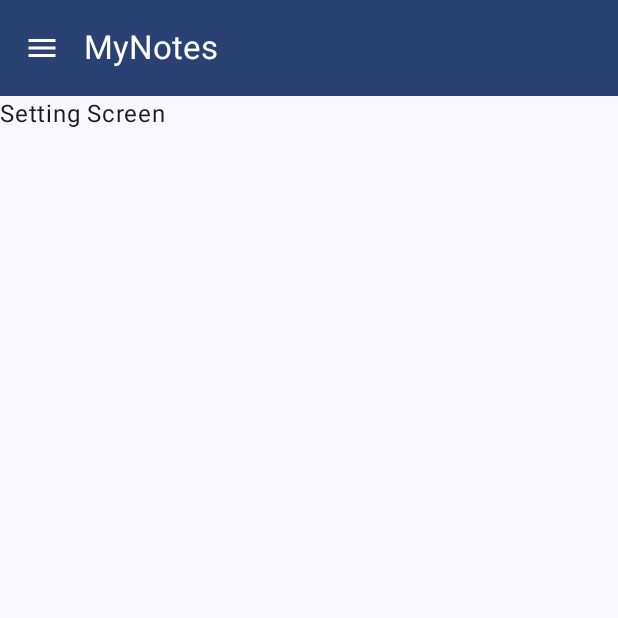
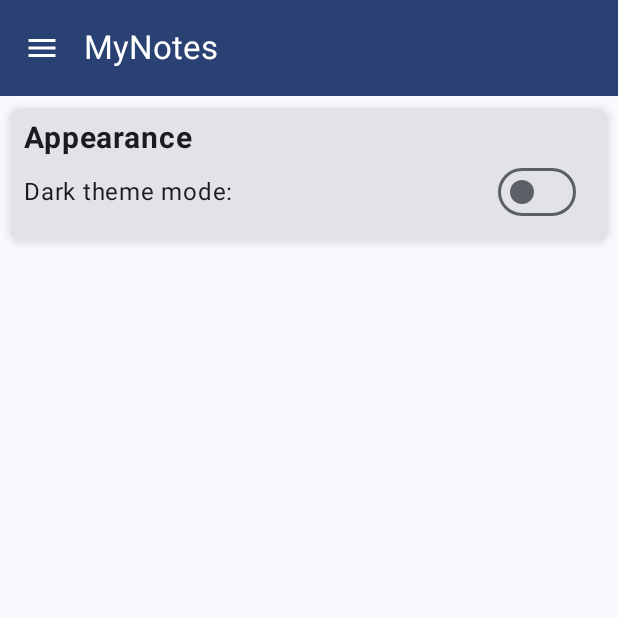
Before and after one commit to OverLordN7/MyNotes, an Android app built with Jetpack Compose: the SettingsScreen screen opened through its navigation route, on a phone screen of 412 x 824 dp, the top half of it. Run offline under Robolectric (Android 15) with nearby library versions, the phone set to English and light mode, and no system bars; our stand-ins replace Room's generated code.

Commit message:
Phase 10.1
*Added switch at runtime between Light and Dark mode
* Added shared preferences

```diff
--- a/app/src/main/java/com/overlord/mynotes/MainActivity.kt
+++ b/app/src/main/java/com/overlord/mynotes/MainActivity.kt
@@ -12,10 +12,7 @@ class MainActivity : ComponentActivity() {
     override fun onCreate(savedInstanceState: Bundle?) {
         super.onCreate(savedInstanceState)
         setContent {
-            MyNotesTheme {
-                // A surface container using the 'background' color from the theme
-               MyNotesApp()
-            }
+            MyNotesApp()
         }
     }
 }
--- a/app/src/main/java/com/overlord/mynotes/ui/MyNotesApp.kt
+++ b/app/src/main/java/com/overlord/mynotes/ui/MyNotesApp.kt
@@ -1,6 +1,8 @@
 package com.overlord.mynotes.ui
 
 import androidx.compose.runtime.Composable
+import androidx.compose.runtime.collectAsState
+import androidx.compose.runtime.getValue
 import androidx.lifecycle.viewmodel.compose.viewModel
 import androidx.navigation.compose.NavHost
 import androidx.navigation.compose.composable
@@ -10,6 +12,7 @@ import com.overlord.mynotes.ui.screens.DetailedNoteScreen
 import com.overlord.mynotes.ui.screens.NoteListScreen
 import com.overlord.mynotes.ui.screens.NoteViewModel
 import com.overlord.mynotes.ui.screens.SettingsScreen
+import com.overlord.mynotes.ui.theme.MyNotesTheme
 
 @Composable
 fun MyNotesApp(){
@@ -18,6 +21,10 @@ fun MyNotesApp(){
 
     val noteViewModel: NoteViewModel = viewModel(factory = NoteViewModel.Factory)
 
+    //Dark theme attribute
+    val isDarkTheme by noteViewModel.isDarkThemeEnabled.collectAsState()
+
+    MyNotesTheme(darkTheme = isDarkTheme) {
         NavHost(navController = navController, startDestination = Screen.NotesScreen.route ){
             //Navigate to NotesScreen screen
             composable(route = Screen.NotesScreen.route){
@@ -43,5 +50,5 @@ fun MyNotesApp(){
                 )
             }
         }
-
     }
+}
--- a/app/src/main/java/com/overlord/mynotes/ui/screens/NoteViewModel.kt
+++ b/app/src/main/java/com/overlord/mynotes/ui/screens/NoteViewModel.kt
@@ -2,6 +2,7 @@ package com.overlord.mynotes.ui.screens
 
 import android.content.Context
 import android.content.Intent
+import androidx.compose.foundation.isSystemInDarkTheme
 import androidx.compose.runtime.getValue
 import androidx.compose.runtime.mutableStateOf
 import androidx.compose.runtime.setValue
@@ -15,6 +16,8 @@ import com.overlord.mynotes.MyNotesApplication
 import com.overlord.mynotes.data.NoteRepository
 import com.overlord.mynotes.model.Note
 import kotlinx.coroutines.Dispatchers
+import kotlinx.coroutines.flow.MutableStateFlow
+import kotlinx.coroutines.flow.StateFlow
 import kotlinx.coroutines.launch
 import kotlinx.coroutines.withContext
 
@@ -25,13 +28,34 @@ sealed interface NotesUIState{
     data class Error(var errorMessage: Exception): NotesUIState
     object Loading: NotesUIState
 }
-class NoteViewModel(private val noteRepository: NoteRepository): ViewModel() {
+class NoteViewModel(
+    private val noteRepository: NoteRepository,
+    application: MyNotesApplication,
+): ViewModel() {
 
     var notesUIState: NotesUIState by mutableStateOf(NotesUIState.Loading)
     var currentNote: Note by mutableStateOf(Note(title = "Generated Title", description = ""))
     var isNewNote: Boolean by mutableStateOf(false)
 
+    //Attributes of sharedPreferences
+    private val sharedPrefFileName = "my_pref_file_name"
+    private val themeKey = "theme_key"
+    private val sharedPreferences = application.getSharedPreferences(sharedPrefFileName, Context.MODE_PRIVATE)
+
+    private val _isDarkThemeEnabled = MutableStateFlow(isDarkThemeEnabled())
+    val isDarkThemeEnabled: StateFlow<Boolean> = _isDarkThemeEnabled
+
+
     init { getNotes() }
+
+    private fun isDarkThemeEnabled(): Boolean{
+        return sharedPreferences.getBoolean(themeKey,false)
+    }
+
+    fun setDarkThemeEnabled(isEnabled: Boolean){
+        _isDarkThemeEnabled.value = isEnabled
+        sharedPreferences.edit().putBoolean(themeKey,isEnabled).apply()
+    }
 
     private suspend fun getAllNotes(): List<Note>{
         return withContext(Dispatchers.IO){
@@ -94,7 +118,10 @@ class NoteViewModel(private val noteRepository: NoteRepository): ViewModel() {
             initializer {
                 val application = (this[APPLICATION_KEY] as MyNotesApplication)
                 val noteRepository = application.container.noteRepository
-                NoteViewModel(noteRepository)
+                NoteViewModel(
+                    noteRepository = noteRepository,
+                    application = application
+                )
             }
         }
     }
--- a/app/src/main/java/com/overlord/mynotes/ui/screens/Settings.kt
+++ b/app/src/main/java/com/overlord/mynotes/ui/screens/Settings.kt
@@ -1,21 +1,35 @@
 package com.overlord.mynotes.ui.screens
 
+import androidx.compose.foundation.layout.Arrangement
+import androidx.compose.foundation.layout.Column
+import androidx.compose.foundation.layout.Row
+import androidx.compose.foundation.layout.Spacer
 import androidx.compose.foundation.layout.fillMaxSize
+import androidx.compose.foundation.layout.fillMaxWidth
 import androidx.compose.foundation.layout.padding
+import androidx.compose.foundation.shape.RoundedCornerShape
+import androidx.compose.material3.Card
+import androidx.compose.material3.CardDefaults
 import androidx.compose.material3.DrawerValue
 import androidx.compose.material3.MaterialTheme
 import androidx.compose.material3.ModalNavigationDrawer
 import androidx.compose.material3.Scaffold
 import androidx.compose.material3.Surface
+import androidx.compose.material3.Switch
 import androidx.compose.material3.Text
 import androidx.compose.material3.rememberDrawerState
 import androidx.compose.runtime.Composable
+import androidx.compose.runtime.collectAsState
 import androidx.compose.runtime.getValue
 import androidx.compose.runtime.mutableIntStateOf
 import androidx.compose.runtime.rememberCoroutineScope
 import androidx.compose.runtime.saveable.rememberSaveable
 import androidx.compose.runtime.setValue
+import androidx.compose.ui.Alignment
 import androidx.compose.ui.Modifier
+import androidx.compose.ui.text.font.FontWeight
+import androidx.compose.ui.unit.dp
+import androidx.compose.ui.unit.sp
 import androidx.navigation.NavController
 import com.overlord.mynotes.ui.menu.MainAppBar
 import com.overlord.mynotes.ui.menu.NoteModalDrawerSheet
@@ -32,6 +46,10 @@ fun SettingsScreen(
     val drawerState = rememberDrawerState(initialValue = DrawerValue.Closed)
     val scope = rememberCoroutineScope()
     var selectedItemIndex by rememberSaveable { mutableIntStateOf(0) }
+
+    //Settings attributes
+    val isDarkTheme by noteViewModel.isDarkThemeEnabled.collectAsState()
+    val toogleTheme: (Boolean) -> Unit = { noteViewModel.setDarkThemeEnabled(it)}
 
     ModalNavigationDrawer(
         drawerContent = {
@@ -51,8 +69,55 @@ fun SettingsScreen(
                     .padding(it),
                 color = MaterialTheme.colorScheme.background,
             ) {
-                Text(text = "Setting Screen")
+                Column {
+                    DarkModeCard(isDarkTheme = isDarkTheme, toggleTheme = toogleTheme)
+                }
             }
         }
     }
 }
+
+@Composable
+fun DarkModeCard(
+    isDarkTheme: Boolean,
+    toggleTheme: (Boolean) -> Unit,
+    modifier: Modifier = Modifier
+){
+    Card(
+        elevation = CardDefaults.elevatedCardElevation(defaultElevation = 4.dp),
+        shape = RoundedCornerShape(8.dp),
+        modifier = modifier
+            .padding(8.dp)
+            .fillMaxWidth()
+    ) {
+        Column(modifier = Modifier.padding(8.dp)) {
+            Row(
+                verticalAlignment = Alignment.CenterVertically,
+                horizontalArrangement = Arrangement.Center,
+            ){
+                Text(
+                    text = "Appearance",
+                    fontSize = 20.sp,
+                    fontWeight = FontWeight.Bold
+                )
+            }
+            Row(
+                verticalAlignment = Alignment.CenterVertically,
+                horizontalArrangement = Arrangement.Center,
+            ) {
+                Text(
+                    text = "Dark theme mode:",
+                    modifier = Modifier.weight(2f)
+                )
+
+                Spacer(modifier = Modifier.weight(2f))
+
+                Switch(
+                    checked = isDarkTheme,
+                    onCheckedChange = {toggleTheme(!isDarkTheme)},
+                    modifier = Modifier.weight(1f)
+                )
+            }
+        }
+    }
+}
```
Lines whose indentation alone changed are shown as unchanged.
